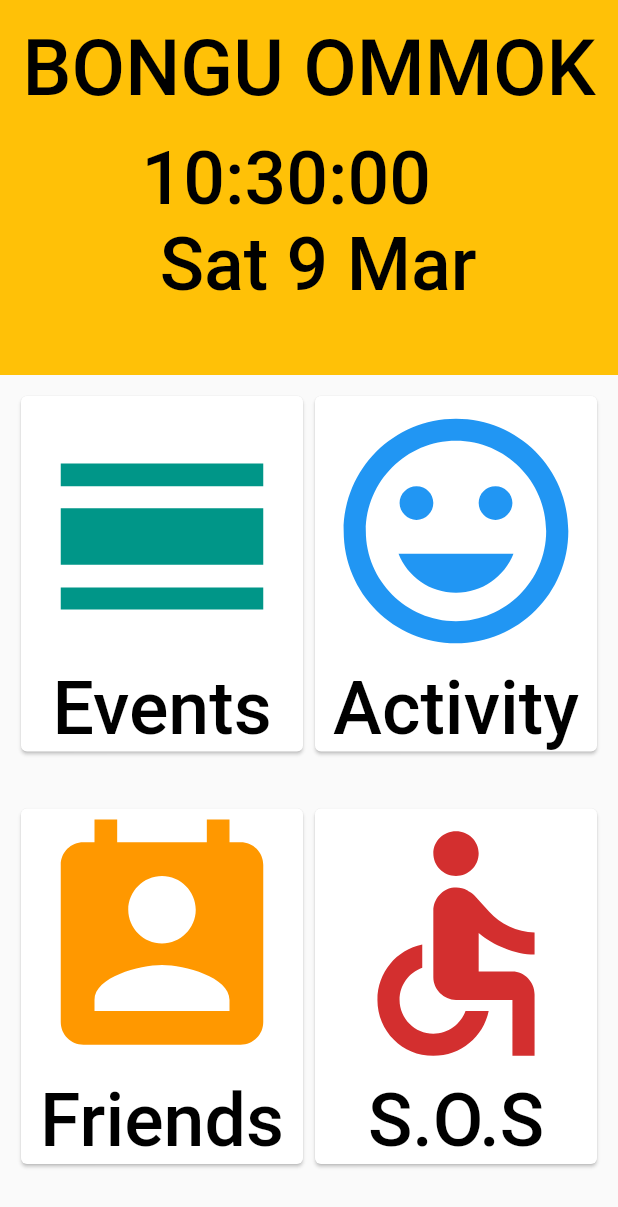
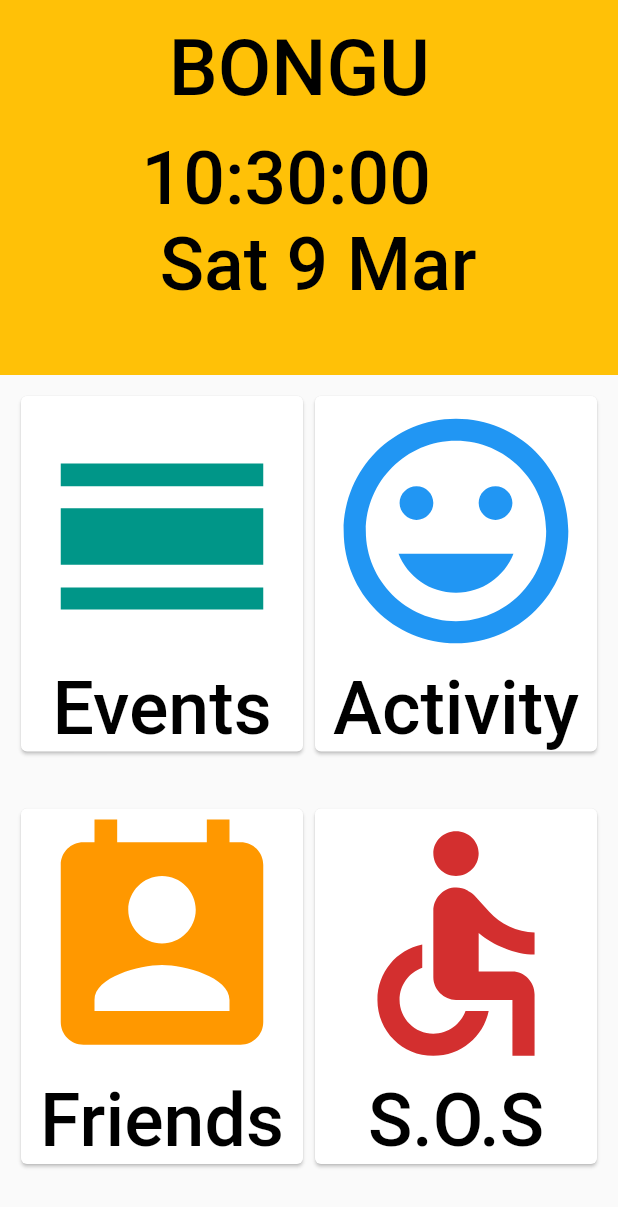
Before and after one commit to TeamDoubleHelix/OPA, a Flutter app: the screen it shows after launch, on a phone screen of 412 x 824 dp. Shown: the top 1207 px of the screen. Run offline on Flutter 3.47's test engine with Material 2 defaults, Android fonts, the phone set to English and light mode, and no system bars.

Commit message:
working fron screen

```diff
--- a/lib/homeScreen.dart
+++ b/lib/homeScreen.dart
@@ -31,7 +31,7 @@ String formattedDate = DateFormat('kk:mm:ss \n EEE d MMM').format(now);
                 padding: const EdgeInsets.all(15.0),
                 child: Text(
 
-             "BONGU OMMOK",
+             "BONGU ",
 
                 style: Theme.of(context).textTheme.body2,
                 textScaleFactor: 3.7,
```
